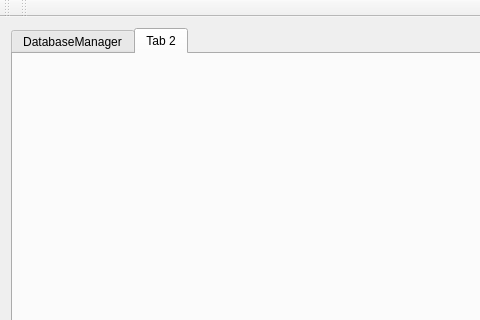
This is GeneradorBaseDatos/mainwindow.ui in PaulMaxAvalosAguilar/QTSQLGenerator as Qt 5 draws it before an edit; both pictures show x 0 to 480 and y 0 to 320 of the 800 by 600 pixel window. The edited form follows.
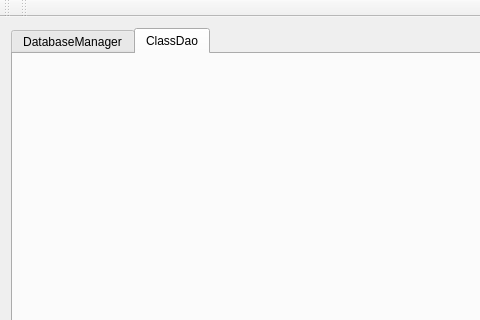
This is the edited form. The open tabs and pages were chosen to show the change.

```diff
--- a/GeneradorBaseDatos/mainwindow.ui
+++ b/GeneradorBaseDatos/mainwindow.ui
@@ -52,7 +52,7 @@
       </widget>
       <widget class="QWidget" name="tab_2">
        <attribute name="title">
-        <string>Tab 2</string>
+        <string>ClassDao</string>
        </attribute>
        <layout class="QVBoxLayout" name="verticalLayout_3"/>
       </widget>
```
Left out of the diff: 4 changed lines with no effect on the pictures.
